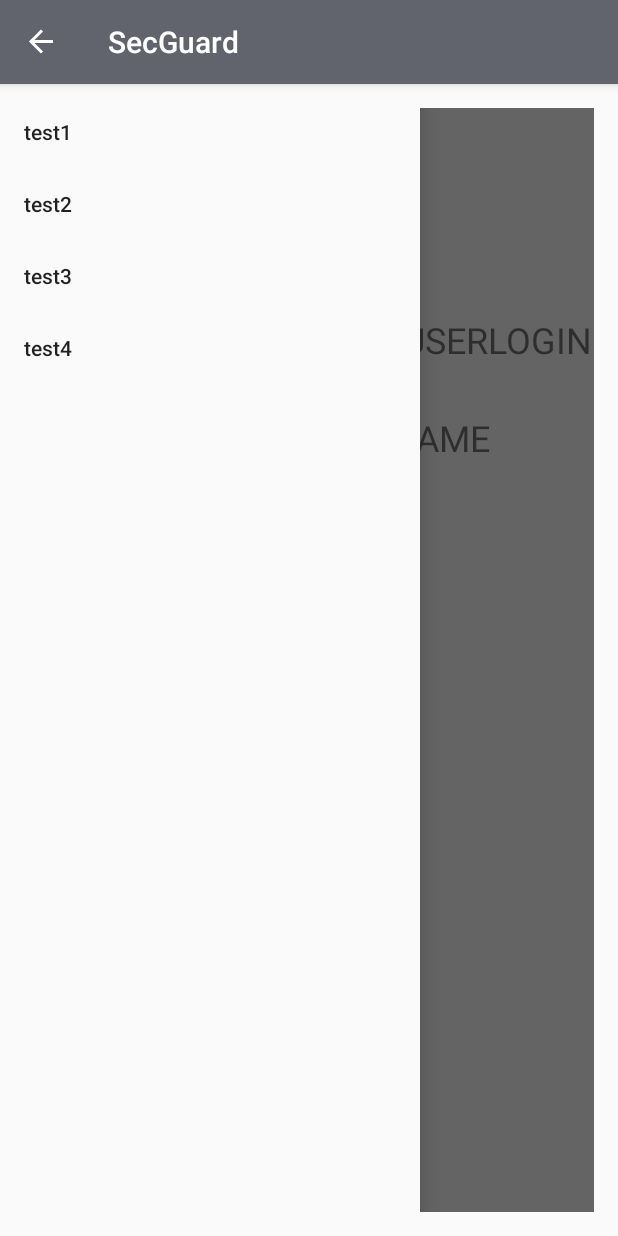
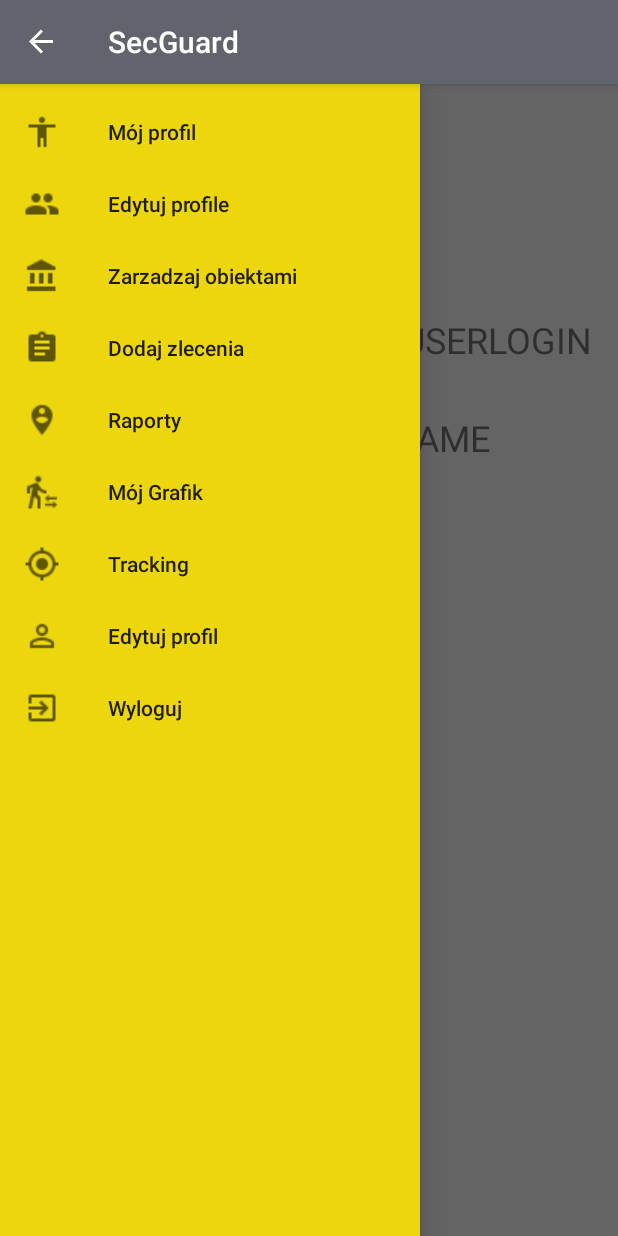
Before and after one commit to KrzysztofBglk/SecGuard, an Android app: the UserScreenActivity screen opened directly, with no data from a screen before it, with the side drawer open, on a phone screen of 412 x 824 dp. Run offline under Robolectric (Android 15) with nearby library versions, the phone set to English and light mode, and no system bars; 6 statements that could not run were skipped.

Commit message:
UI access check

```diff
--- a/app/src/main/java/projekt/secguard/UserScreenActivity.java
+++ b/app/src/main/java/projekt/secguard/UserScreenActivity.java
@@ -1,10 +1,12 @@
 package projekt.secguard;
 
 import android.content.Intent;
+import android.support.design.widget.NavigationView;
 import android.support.v4.widget.DrawerLayout;
 import android.support.v7.app.ActionBarDrawerToggle;
 import android.support.v7.app.AppCompatActivity;
 import android.os.Bundle;
+import android.view.Menu;
 import android.view.MenuItem;
 import android.view.View;
 import android.widget.TextView;
@@ -15,7 +17,10 @@ public class UserScreenActivity extends AppCompatActivity {
     private ActionBarDrawerToggle mToggle;
     private TextView userLogin;
     private TextView userName;
+    private TextView test;
+    private UserData userData;
 
+    NavigationView navigationView;
 
     @Override
     protected void onCreate(Bundle savedInstanceState) {
@@ -23,13 +28,13 @@ public class UserScreenActivity extends AppCompatActivity {
         setContentView(R.layout.activity_user_screen);
         userLogin = (TextView) findViewById(R.id.textLogin);
         userName = (TextView) findViewById(R.id.textNames);
-
+        test = (TextView) findViewById(R.id.testowe);
         // Uzyskiwanie danych o logowaniu z klasy UserData
         Intent intent = getIntent();
-        final UserData userData = (UserData) intent.getExtras().getSerializable("userData");
-        userLogin.setText("@"+userData.getLogin());
+        userData = (UserData) intent.getExtras().getSerializable("userData");
+        userLogin.setText(userData.getLogin());
         userName.setText(userData.getImie()+" "+userData.getNazwisko());
-
+        test.setText(userData.getPozycja());
 
         // Boczne menu
         mDrawerLayout = (DrawerLayout)findViewById(R.id.drawerLayout);
@@ -37,6 +42,8 @@ public class UserScreenActivity extends AppCompatActivity {
         mDrawerLayout.addDrawerListener(mToggle);
         mToggle.syncState();
         getSupportActionBar().setDisplayHomeAsUpEnabled(true);// back button
+        setMenuOptions();
+
     }
 
     // Podpięcie akcji rozwijania i zwijania menu z poziomu ikony górnego menu
@@ -47,4 +54,21 @@ public class UserScreenActivity extends AppCompatActivity {
         }
         return super.onOptionsItemSelected(item);
     }
+
+    // Dostosowanie menu pod uprawnienia usera
+    private void setMenuOptions()
+    {
+        navigationView = (NavigationView) findViewById(R.id.navigation);
+        Menu nav_Menu = navigationView.getMenu();
+        if(userData.getPozycja().equals("menager")){
+            nav_Menu.findItem(R.id.menu_myOrders).setVisible(false);
+            nav_Menu.findItem(R.id.menu_tracking).setVisible(false);
+        }
+        if(userData.getPozycja().equals("ochroniarz")){
+            nav_Menu.findItem(R.id.menu_editUsers).setVisible(false);
+            nav_Menu.findItem(R.id.menu_menageObjects).setVisible(false);
+            nav_Menu.findItem(R.id.menu_orders).setVisible(false);
+            nav_Menu.findItem(R.id.menu_finishedOrders).setVisible(false);
+        }
+    }
 }
--- a/app/src/main/res/layout/activity_user_screen.xml
+++ b/app/src/main/res/layout/activity_user_screen.xml
@@ -53,7 +53,8 @@
         <LinearLayout
             android:orientation="horizontal"
             android:layout_width="match_parent"
-            android:layout_height="83dp">
+            android:layout_height="wrap_content"
+            android:layout_weight="0.12">
 
             <TextView
                 android:text="Dane:"
@@ -72,11 +73,19 @@
 
         </LinearLayout>
 
+        <TextView
+            android:text="TextView"
+            android:layout_width="match_parent"
+            android:layout_height="wrap_content"
+            android:id="@+id/testowe" />
+
     </LinearLayout>
 
     <android.support.design.widget.NavigationView
+        android:id="@+id/navigation"
         android:layout_width="wrap_content"
         android:layout_height="match_parent"
+        android:background="@color/colorAccent"
         app:menu="@menu/navigation_menu"
         android:layout_gravity="start">
 
--- a/app/src/main/res/menu/navigation_menu.xml
+++ b/app/src/main/res/menu/navigation_menu.xml
@@ -1,16 +1,47 @@
 <?xml version="1.0" encoding="utf-8"?>
 <menu xmlns:android="http://schemas.android.com/apk/res/android">
 
-    <item android:id="@+id/test1"
-        android:title="test1"/>
-    <item android:id="@+id/test2"
-        android:title="test2"/>
-    <item android:id="@+id/test3"
-        android:title="test3"/>
-    <item android:id="@+id/test4"
-        android:title="test4"/>
+    <!--Dla wszystkich-->
+    <item android:id="@+id/menu_profile"
+        android:icon="@drawable/myprofile"
+        android:title="Mój profil"/>
 
 
+    <!--Dla menagera-->
+    <item android:id="@+id/menu_editUsers"
+        android:icon="@drawable/profile"
+        android:title="Edytuj profile"/>
+
+    <item android:id="@+id/menu_menageObjects"
+        android:icon="@drawable/obiekty"
+        android:title="Zarzadzaj obiektami"/>
+
+    <item android:id="@+id/menu_orders"
+        android:icon="@drawable/zlecenia"
+        android:title="Dodaj zlecenia"/>
+
+    <item android:id="@+id/menu_finishedOrders"
+        android:icon="@drawable/raporty"
+        android:title="Raporty"/>
 
 
+    <!--Dla pracownika-->
+    <item android:id="@+id/menu_myOrders"
+        android:icon="@drawable/grafik"
+        android:title="Mój Grafik"/>
+
+    <item android:id="@+id/menu_tracking"
+        android:icon="@drawable/tracking"
+        android:title="Tracking"/>
+
+
+    <!--Dla wszystkich-->
+    <item android:id="@+id/menu_editProfile"
+        android:icon="@drawable/edytujprofil"
+        android:title="Edytuj profil"/>
+
+    <item android:id="@+id/menu_exit"
+        android:icon="@drawable/exit"
+        android:title="Wyloguj"/>
+
 </menu>
--- a/app/src/main/res/values/dimens.xml
+++ b/app/src/main/res/values/dimens.xml
@@ -1,5 +1,5 @@
 <resources>
     <!-- Default screen margins, per the Android Design guidelines. -->
-    <dimen name="activity_horizontal_margin">16dp</dimen>
-    <dimen name="activity_vertical_margin">16dp</dimen>
+    <dimen name="activity_horizontal_margin">0dp</dimen>
+    <dimen name="activity_vertical_margin">0dp</dimen>
 </resources>
```
Also changed, not shown: app/src/main/res/drawable/edytujprofil.png (added), app/src/main/res/drawable/exit.png (added), app/src/main/res/drawable/grafik.png (added), app/src/main/res/drawable/myprofile.png (added), app/src/main/res/drawable/obiekty.png (added), app/src/main/res/drawable/profile.png (added), app/src/main/res/drawable/raporty.png (added), app/src/main/res/drawable/tracking.png (added), app/src/main/res/drawable/zlecenia.png (added).
